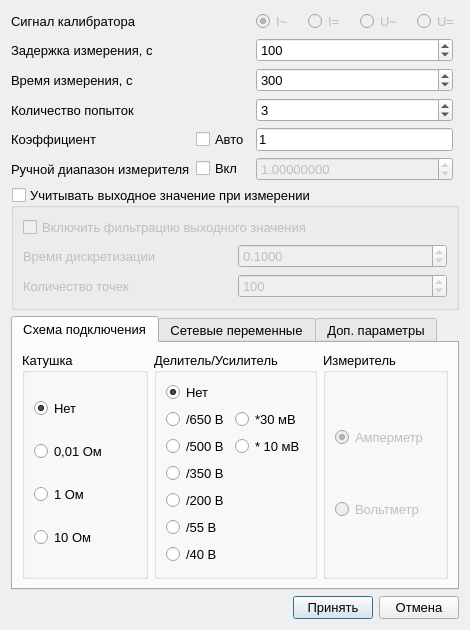
First picture: the form in ui/edit_cell_config_dialog.ui, repository irsural/clb_autocalibration, before the edit.
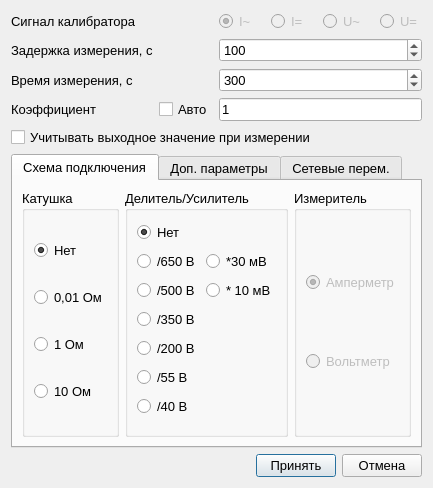
Second picture: the form after the edit. The open tabs and pages were chosen to show the change. Icons and pictures are not drawn. Custom widgets are drawn as their Qt base class.

Commit message: Переместил некоторые параметры ячейки во вкладку дополнительные параметры

Diff of the .ui file:
```diff
--- a/ui/edit_cell_config_dialog.ui
+++ b/ui/edit_cell_config_dialog.ui
@@ -6,8 +6,8 @@
    <rect>
     <x>0</x>
     <y>0</y>
-    <width>457</width>
-    <height>602</height>
+    <width>423</width>
+    <height>488</height>
    </rect>
   </property>
   <property name="font">
@@ -26,7 +26,7 @@
    <item>
     <layout class="QVBoxLayout" name="main_widget_layout">
      <item>
-      <layout class="QGridLayout" name="gridLayout">
+      <layout class="QGridLayout" name="gridLayout_2">
        <item row="2" column="2">
         <widget class="QSpinBox" name="measure_time_spinbox">
          <property name="sizePolicy">
@@ -52,6 +52,45 @@
          </property>
         </widget>
        </item>
+       <item row="3" column="0">
+        <widget class="QLabel" name="label_2">
+         <property name="text">
+          <string>Коэффициент</string>
+         </property>
+        </widget>
+       </item>
+       <item row="0" column="0">
+        <widget class="QLabel" name="label">
+         <property name="text">
+          <string>Сигнал калибратора</string>
+         </property>
+        </widget>
+       </item>
+       <item row="1" column="2">
+        <widget class="QSpinBox" name="measure_delay_spinbox">
+         <property name="sizePolicy">
+          <sizepolicy hsizetype="Preferred" vsizetype="Fixed">
+           <horstretch>0</horstretch>
+           <verstretch>0</verstretch>
+          </sizepolicy>
+         </property>
+         <property name="minimumSize">
+          <size>
+           <width>100</width>
+           <height>0</height>
+          </size>
+         </property>
+         <property name="minimum">
+          <number>1</number>
+         </property>
+         <property name="maximum">
+          <number>9999</number>
+         </property>
+         <property name="value">
+          <number>100</number>
+         </property>
+        </widget>
+       </item>
        <item row="2" column="0">
         <widget class="QLabel" name="label_5">
          <property name="text">
@@ -59,29 +98,14 @@
          </property>
         </widget>
        </item>
-       <item row="3" column="2">
-        <widget class="QSpinBox" name="retry_count_spinbox">
-         <property name="sizePolicy">
-          <sizepolicy hsizetype="Preferred" vsizetype="Fixed">
-           <horstretch>0</horstretch>
-           <verstretch>0</verstretch>
-          </sizepolicy>
-         </property>
-         <property name="minimumSize">
-          <size>
-           <width>100</width>
-           <height>0</height>
-          </size>
-         </property>
-         <property name="minimum">
-          <number>1</number>
-         </property>
-         <property name="value">
-          <number>3</number>
+       <item row="3" column="1">
+        <widget class="QCheckBox" name="auto_coefficient_checkbox">
+         <property name="text">
+          <string>Авто</string>
          </property>
         </widget>
        </item>
-       <item row="0" column="2" colspan="2">
+       <item row="0" column="2">
         <layout class="QHBoxLayout" name="horizontalLayout">
          <property name="spacing">
           <number>15</number>
@@ -131,53 +155,14 @@
          </item>
         </layout>
        </item>
-       <item row="0" column="0">
-        <widget class="QLabel" name="label">
+       <item row="1" column="0">
+        <widget class="QLabel" name="label_4">
          <property name="text">
-          <string>Сигнал калибратора</string>
+          <string>Задержка измерения, с</string>
          </property>
         </widget>
        </item>
-       <item row="3" column="0">
-        <widget class="QLabel" name="label_3">
-         <property name="text">
-          <string>Количество попыток</string>
-         </property>
-        </widget>
-       </item>
-       <item row="4" column="0">
-        <widget class="QLabel" name="label_2">
-         <property name="text">
-          <string>Коэффициент</string>
-         </property>
-        </widget>
-       </item>
-       <item row="1" column="2">
-        <widget class="QSpinBox" name="measure_delay_spinbox">
-         <property name="sizePolicy">
-          <sizepolicy hsizetype="Preferred" vsizetype="Fixed">
-           <horstretch>0</horstretch>
-           <verstretch>0</verstretch>
-          </sizepolicy>
-         </property>
-         <property name="minimumSize">
-          <size>
-           <width>100</width>
-           <height>0</height>
-          </size>
-         </property>
-         <property name="minimum">
-          <number>1</number>
-         </property>
-         <property name="maximum">
-          <number>9999</number>
-         </property>
-         <property name="value">
-          <number>100</number>
-         </property>
-        </widget>
-       </item>
-       <item row="4" column="2">
+       <item row="3" column="2">
         <widget class="QEditDoubleClick" name="coefficient_edit">
          <property name="minimumSize">
           <size>
@@ -195,121 +180,15 @@
          </property>
         </widget>
        </item>
-       <item row="5" column="2">
-        <widget class="QDoubleSpinBox" name="manual_range_spinbox">
-         <property name="enabled">
-          <bool>false</bool>
-         </property>
-         <property name="decimals">
-          <number>8</number>
-         </property>
-         <property name="minimum">
-          <double>0.000001000000000</double>
-         </property>
-         <property name="maximum">
-          <double>1000.000000000000000</double>
-         </property>
-         <property name="singleStep">
-          <double>0.010000000000000</double>
-         </property>
-         <property name="value">
-          <double>1.000000000000000</double>
-         </property>
-        </widget>
-       </item>
-       <item row="1" column="0">
-        <widget class="QLabel" name="label_4">
+       <item row="4" column="0" colspan="3">
+        <widget class="QCheckBox" name="consider_output_value_checkbox">
          <property name="text">
-          <string>Задержка измерения, с</string>
-         </property>
-        </widget>
-       </item>
-       <item row="4" column="1">
-        <widget class="QCheckBox" name="auto_coefficient_checkbox">
-         <property name="text">
-          <string>Авто</string>
-         </property>
-        </widget>
-       </item>
-       <item row="5" column="1">
-        <widget class="QCheckBox" name="manual_range_checkbox">
-         <property name="text">
-          <string>Вкл</string>
-         </property>
-        </widget>
-       </item>
-       <item row="5" column="0">
-        <widget class="QLabel" name="label_8">
-         <property name="text">
-          <string>Ручной диапазон измерителя</string>
+          <string>Учитывать выходное значение при измерении</string>
          </property>
         </widget>
        </item>
       </layout>
      </item>
-     <item>
-      <widget class="QGroupBox" name="consider_output_value_checkbox">
-       <property name="title">
-        <string>Учитывать выходное значение при измерении</string>
-       </property>
-       <property name="checkable">
-        <bool>true</bool>
-       </property>
-       <property name="checked">
-        <bool>false</bool>
-       </property>
-       <layout class="QVBoxLayout" name="verticalLayout_2">
-        <item>
-         <widget class="QCheckBox" name="enable_output_filtering_checkbox">
-          <property name="text">
-           <string>Включить фильтрацию выходного значения</string>
-          </property>
-         </widget>
-        </item>
-        <item>
-         <layout class="QGridLayout" name="gridLayout_2">
-          <item row="0" column="0">
-           <widget class="QLabel" name="label_6">
-            <property name="text">
-             <string>Время дискретизации</string>
-            </property>
-           </widget>
-          </item>
-          <item row="0" column="1">
-           <widget class="QDoubleSpinBox" name="sampling_time_spinbox">
-            <property name="decimals">
-             <number>4</number>
-            </property>
-            <property name="singleStep">
-             <double>0.100000000000000</double>
-            </property>
-            <property name="value">
-             <double>0.100000000000000</double>
-            </property>
-           </widget>
-          </item>
-          <item row="1" column="0">
-           <widget class="QLabel" name="label_7">
-            <property name="text">
-             <string>Количество точек</string>
-            </property>
-           </widget>
-          </item>
-          <item row="1" column="1">
-           <widget class="QSpinBox" name="filter_points_count_spinbox">
-            <property name="maximum">
-             <number>9999</number>
-            </property>
-            <property name="value">
-             <number>100</number>
-            </property>
-           </widget>
-          </item>
-         </layout>
-        </item>
-       </layout>
-      </widget>
-     </item>
      <item>
       <widget class="QTabWidget" name="tabWidget">
        <property name="currentIndex">
@@ -514,9 +393,19 @@
          </item>
         </layout>
        </widget>
+       <widget class="QWidget" name="tab_3">
+        <attribute name="title">
+         <string>Доп. параметры</string>
+        </attribute>
+        <layout class="QGridLayout" name="gridLayout_5">
+         <item row="0" column="0">
+          <layout class="QGridLayout" name="additional_parameters_layout"/>
+         </item>
+        </layout>
+       </widget>
        <widget class="QWidget" name="tab_2">
         <attribute name="title">
-         <string>Сетевые переменные</string>
+         <string>Сетевые перем.</string>
         </attribute>
         <layout class="QVBoxLayout" name="verticalLayout_6">
          <item>
@@ -610,16 +499,6 @@
          </item>
         </layout>
        </widget>
-       <widget class="QWidget" name="tab_3">
-        <attribute name="title">
-         <string>Доп. параметры</string>
-        </attribute>
-        <layout class="QGridLayout" name="gridLayout_5">
-         <item row="0" column="0">
-          <layout class="QGridLayout" name="additional_parameters_layout"/>
-         </item>
-        </layout>
-       </widget>
       </widget>
      </item>
     </layout>
```
Left out of the diff: 6 changed lines with no effect on the pictures. The commit also changes 5 other files.
